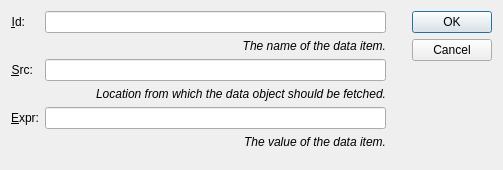
Above: src/modules/specialized/scxml/dialogs/scxmldatadialog.ui from lbellonda/qxmledit before the change. Below: the same form after it.
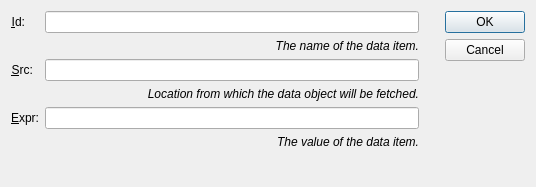
That is the form after the change. Icons and pictures are not drawn.

Patch:
```diff
--- a/src/modules/specialized/scxml/dialogs/scxmldatadialog.ui
+++ b/src/modules/specialized/scxml/dialogs/scxmldatadialog.ui
@@ -6,8 +6,8 @@
    <rect>
     <x>0</x>
     <y>0</y>
-    <width>503</width>
-    <height>170</height>
+    <width>536</width>
+    <height>187</height>
    </rect>
   </property>
   <property name="windowTitle">
@@ -83,7 +83,7 @@
         </font>
        </property>
        <property name="text">
-        <string>Location from which the data object should be fetched.</string>
+        <string>Location from which the data object will be fetched.</string>
        </property>
        <property name="alignment">
         <set>Qt::AlignRight|Qt::AlignTrailing|Qt::AlignVCenter</set>
```
Left out of the diff: 8 changed lines with no effect on the pictures.
